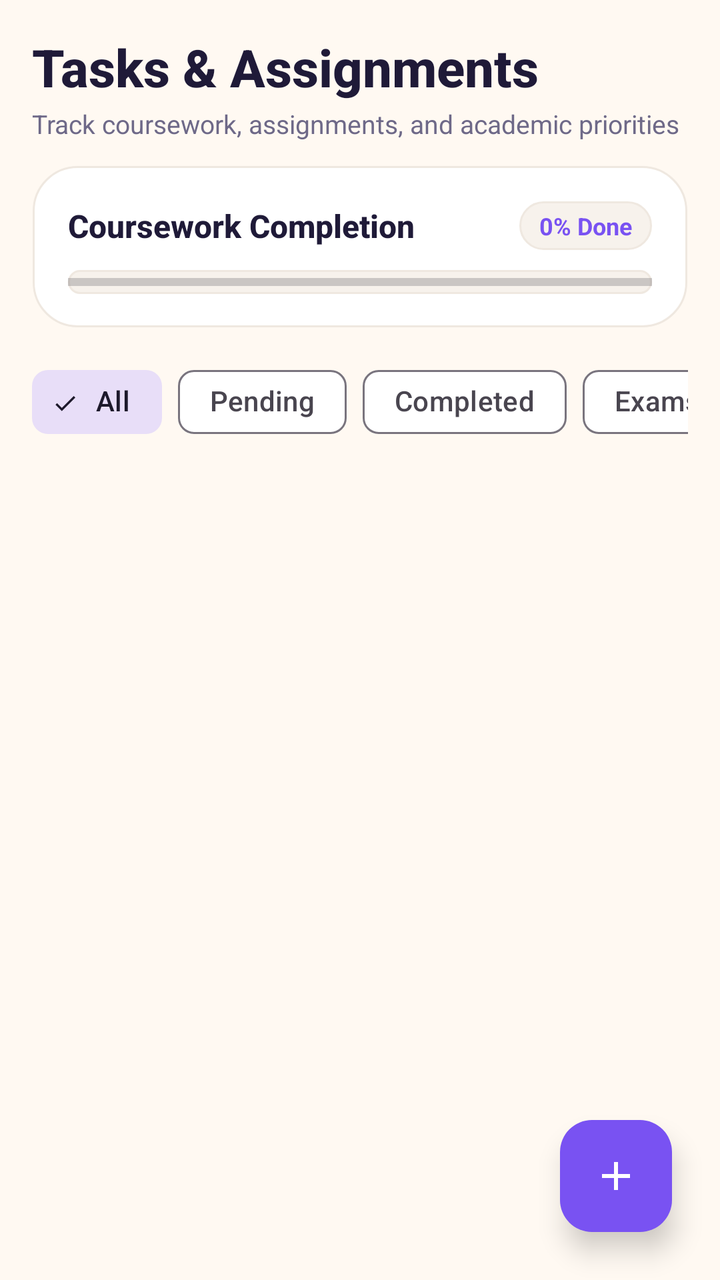
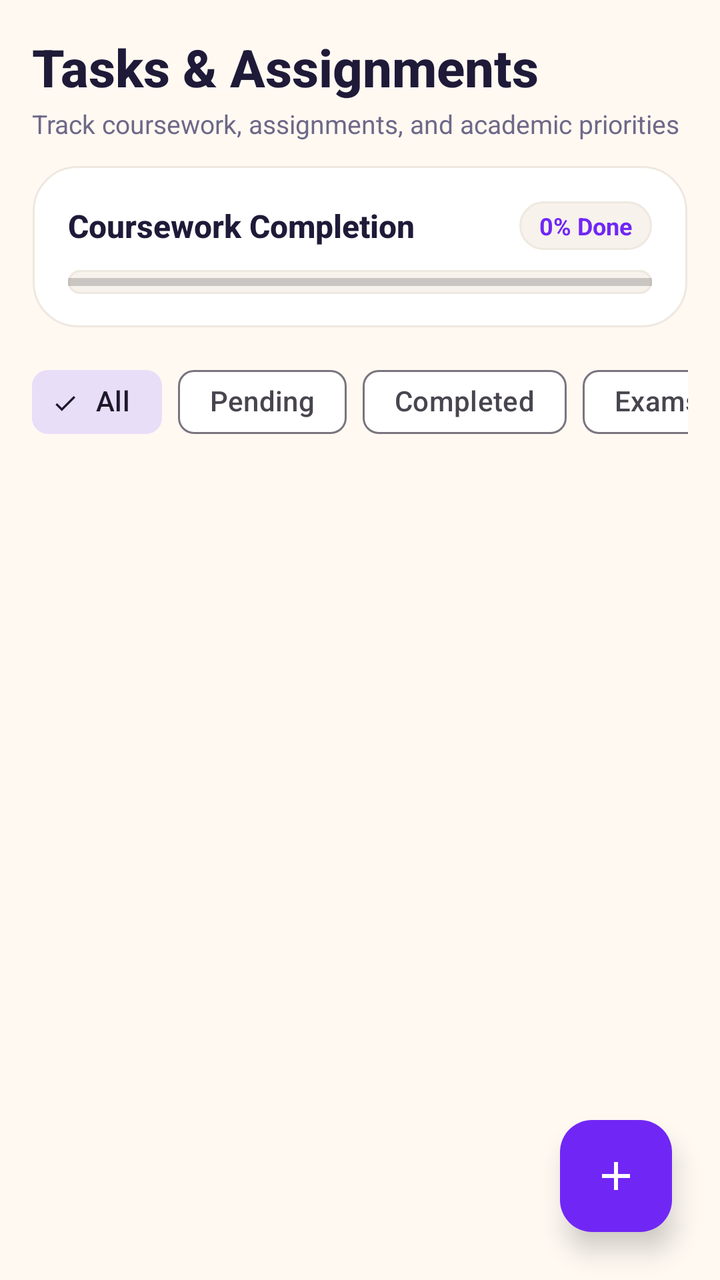

An Android layout rendered at two revisions. The XML below is the earlier revision; the diff shows what the commit changed to produce the second picture.
<!-- AndroidManifest.xml: application theme Theme.AcademiaLife -->
<!-- res/layout/fragment_tasks.xml -->
<?xml version="1.0" encoding="utf-8"?>
<androidx.coordinatorlayout.widget.CoordinatorLayout xmlns:android="http://schemas.android.com/apk/res/android"
    xmlns:app="http://schemas.android.com/apk/res-auto"
    android:layout_width="match_parent"
    android:layout_height="match_parent"
    android:background="@color/neu_bg">

    <LinearLayout
        android:layout_width="match_parent"
        android:layout_height="match_parent"
        android:orientation="vertical"
        android:padding="16dp">

        
        <TextView
            android:layout_width="wrap_content"
            android:layout_height="wrap_content"
            android:text="Tasks &amp; Assignments"
            android:textColor="@color/text_primary"
            android:textSize="26sp"
            android:fontFamily="sans-serif-medium"
            android:textStyle="bold" />

        <TextView
            android:layout_width="wrap_content"
            android:layout_height="wrap_content"
            android:layout_marginTop="2dp"
            android:layout_marginBottom="12dp"
            android:text="Track coursework, assignments, and academic priorities"
            android:textColor="@color/text_secondary"
            android:textSize="13sp" />

        
        <LinearLayout
            android:layout_width="match_parent"
            android:layout_height="wrap_content"
            android:background="@drawable/bg_neumorphic_card"
            android:orientation="vertical"
            android:padding="18dp">

            <LinearLayout
                android:layout_width="match_parent"
                android:layout_height="wrap_content"
                android:gravity="center_vertical"
                android:orientation="horizontal">

                <TextView
                    android:id="@+id/tvTaskProgressText"
                    android:layout_width="0dp"
                    android:layout_height="wrap_content"
                    android:layout_weight="1"
                    android:text="Coursework Completion"
                    android:textColor="@color/text_primary"
                    android:textSize="16sp"
                    android:fontFamily="sans-serif-medium"
                    android:textStyle="bold" />

                <TextView
                    android:id="@+id/tvTaskCompletionPct"
                    android:layout_width="wrap_content"
                    android:layout_height="wrap_content"
                    android:background="@drawable/bg_pill_neutral"
                    android:text="0% Done"
                    android:textColor="@color/brand_primary"
                    android:textSize="12sp"
                    android:textStyle="bold" />
            </LinearLayout>

            
            <FrameLayout
                android:layout_width="match_parent"
                android:layout_height="12dp"
                android:layout_marginTop="10dp"
                android:background="@drawable/bg_neumorphic_sunken">

                <ProgressBar
                    android:id="@+id/pbTaskProgress"
                    style="?android:attr/progressBarStyleHorizontal"
                    android:layout_width="match_parent"
                    android:layout_height="match_parent"
                    android:max="100"
                    android:progress="0"
                    android:progressTint="@color/brand_primary" />
            </FrameLayout>
        </LinearLayout>

        
        <HorizontalScrollView
            android:layout_width="match_parent"
            android:layout_height="wrap_content"
            android:layout_marginTop="12dp"
            android:scrollbars="none">

            <com.google.android.material.chip.ChipGroup
                android:id="@+id/chipGroupTaskFilters"
                android:layout_width="wrap_content"
                android:layout_height="wrap_content"
                app:singleSelection="true">

                <com.google.android.material.chip.Chip
                    android:id="@+id/chipTaskAll"
                    style="@style/Widget.Material3.Chip.Filter"
                    android:layout_width="wrap_content"
                    android:layout_height="wrap_content"
                    android:checked="true"
                    android:text="All" />

                <com.google.android.material.chip.Chip
                    android:id="@+id/chipTaskPending"
                    style="@style/Widget.Material3.Chip.Filter"
                    android:layout_width="wrap_content"
                    android:layout_height="wrap_content"
                    android:text="Pending" />

                <com.google.android.material.chip.Chip
                    android:id="@+id/chipTaskCompleted"
                    style="@style/Widget.Material3.Chip.Filter"
                    android:layout_width="wrap_content"
                    android:layout_height="wrap_content"
                    android:text="Completed" />

                <com.google.android.material.chip.Chip
                    android:id="@+id/chipTaskExams"
                    style="@style/Widget.Material3.Chip.Filter"
                    android:layout_width="wrap_content"
                    android:layout_height="wrap_content"
                    android:text="Exams" />

                <com.google.android.material.chip.Chip
                    android:id="@+id/chipTaskAssignments"
                    style="@style/Widget.Material3.Chip.Filter"
                    android:layout_width="wrap_content"
                    android:layout_height="wrap_content"
                    android:text="Assignments" />
            </com.google.android.material.chip.ChipGroup>
        </HorizontalScrollView>

        <androidx.recyclerview.widget.RecyclerView
            android:id="@+id/rvTasks"
            android:layout_width="match_parent"
            android:layout_height="0dp"
            android:layout_marginTop="8dp"
            android:layout_weight="1"
            android:clipToPadding="false"
            android:paddingBottom="80dp" />

        
        <LinearLayout
            android:id="@+id/layoutEmptyTasks"
            android:layout_width="match_parent"
            android:layout_height="wrap_content"
            android:layout_marginTop="24dp"
            android:background="@drawable/bg_neumorphic_card"
            android:gravity="center"
            android:orientation="vertical"
            android:padding="28dp"
            android:visibility="gone">

            <ImageView
                android:layout_width="48dp"
                android:layout_height="48dp"
                android:src="@drawable/ic_tasks"
                app:tint="@color/text_muted" />

            <TextView
                android:layout_width="wrap_content"
                android:layout_height="wrap_content"
                android:layout_marginTop="12dp"
                android:text="No Tasks Found"
                android:textColor="@color/text_primary"
                android:textSize="16sp"
                android:textStyle="bold" />

            <TextView
                android:layout_width="wrap_content"
                android:layout_height="wrap_content"
                android:layout_marginTop="4dp"
                android:gravity="center"
                android:text="All coursework is cleared. Tap + to register assignments, exams, or projects."
                android:textColor="@color/text_secondary"
                android:textSize="12sp" />
        </LinearLayout>
    </LinearLayout>

    
    <com.google.android.material.floatingactionbutton.FloatingActionButton
        android:id="@+id/fabAddTask"
        android:layout_width="wrap_content"
        android:layout_height="wrap_content"
        android:layout_gravity="bottom|end"
        android:layout_margin="24dp"
        android:backgroundTint="@color/brand_primary"
        android:contentDescription="New Task"
        android:src="@drawable/ic_add"
        app:elevation="8dp"
        app:tint="@color/white" />

</androidx.coordinatorlayout.widget.CoordinatorLayout>
<!-- resources referenced by this layout -->
<resources>
  <color name="brand_primary">#7952F2</color>
  <color name="neu_bg">#FFF9F2</color>
  <color name="text_muted">#8E89A8</color>
  <color name="text_primary">#1F1A38</color>
  <color name="text_secondary">#6E6988</color>
  <color name="white">#FFFFFF</color>
  <!-- drawable bg_neumorphic_sunken (drawable) -->
  <?xml version="1.0" encoding="utf-8"?>
  <selector xmlns:android="http://schemas.android.com/apk/res/android">
      
      <item android:state_focused="true">
          <shape android:shape="rectangle">
              <corners android:radius="16dp" />
              <solid android:color="@color/surface_light" />
              <stroke
                  android:width="2dp"
                  android:color="@color/electric_violet" />
          </shape>
      </item>
  
      
      <item>
          <shape android:shape="rectangle">
              <corners android:radius="16dp" />
              <solid android:color="@color/surface_subtle" />
              <stroke
                  android:width="1dp"
                  android:color="@color/surface_border" />
          </shape>
      </item>
  </selector>
  <!-- drawable bg_pill_neutral (drawable) -->
  <?xml version="1.0" encoding="utf-8"?>
  <shape xmlns:android="http://schemas.android.com/apk/res/android"
      android:shape="rectangle">
      <corners android:radius="50dp" />
      <solid android:color="@color/lavender_surface" />
      <stroke
          android:width="1dp"
          android:color="@color/lavender_divider" />
      <padding
          android:left="10dp"
          android:top="4dp"
          android:right="10dp"
          android:bottom="4dp" />
  </shape>
  <!-- drawable ic_add (drawable) -->
  <vector xmlns:android="http://schemas.android.com/apk/res/android"
      android:width="24dp"
      android:height="24dp"
      android:viewportWidth="24"
      android:viewportHeight="24">
    <path
        android:fillColor="@color/white"
        android:pathData="M19,13h-6v6h-2v-6H5v-2h6V5h2v6h6v2z"/>
  </vector>
  <!-- drawable ic_tasks (drawable) -->
  <vector xmlns:android="http://schemas.android.com/apk/res/android"
      android:width="24dp"
      android:height="24dp"
      android:viewportWidth="24"
      android:viewportHeight="24">
    <path
        android:fillColor="@color/brand_primary"
        android:pathData="M19,3H5c-1.1,0 -2,0.9 -2,2v14c0,1.1 0.9,2 2,2h14c1.1,0 2,-0.9 2,-2V5c0,-1.1 -0.9,-2 -2,-2zm-9,14l-5,-5 1.41,-1.41L10,14.17l7.59,-7.59L19,8l-9,9z"/>
  </vector>
  <color name="lavender_dark_shadow">#E5DCD2</color>
  <color name="surface_light">#FFFFFF</color>
  <color name="surface_border">#EFE8E0</color>
  <color name="electric_violet">#7952F2</color>
  <color name="surface_subtle">#F7F2EC</color>
  <color name="lavender_surface">#F7F2EC</color>
  <color name="lavender_divider">#EFE8E0</color>
  <color name="lavender_primary">#7952F2</color>
  <color name="lavender_deep">#6234EB</color>
  <color name="lavender_bg">#FFF9F2</color>
  <color name="lavender_card">#FFFFFF</color>
  <style name="ThemeOverlay.AcademiaLife.MaterialAlertDialog" parent="ThemeOverlay.Material3.MaterialAlertDialog">
          <item name="shapeAppearanceOverlay">@style/ShapeAppearance.AcademiaLife.Dialog</item>
          <item name="colorSurface">@color/lavender_card</item>
      </style>
  <style name="ShapeAppearance.AcademiaLife.Dialog" parent="">
          <item name="cornerSize">22dp</item>
      </style>
  <!-- unchanged entries left out for length: 2 -->
</resources>

<!-- the commit's change to res/layout/fragment_tasks.xml (unified diff, before → after) -->
@@ -157,10 +157,12 @@
             android:visibility="gone">
 
             <ImageView
-                android:layout_width="48dp"
-                android:layout_height="48dp"
-                android:src="@drawable/ic_tasks"
-                app:tint="@color/text_muted" />
+                android:layout_width="92dp"
+                android:layout_height="92dp"
+                android:adjustViewBounds="true"
+                android:scaleType="fitCenter"
+                android:src="@drawable/mybuddy_mascot"
+                android:contentDescription="No Tasks" />
 
             <TextView
                 android:layout_width="wrap_content"
<!-- resource entries referenced after the edit -->
@@ -1,8 +1,7 @@
 <!-- resources referenced by this layout -->
 <resources>
-  <color name="brand_primary">#7952F2</color>
+  <color name="brand_primary">#7027F5</color>
   <color name="neu_bg">#FFF9F2</color>
-  <color name="text_muted">#8E89A8</color>
   <color name="text_primary">#1F1A38</color>
   <color name="text_secondary">#6E6988</color>
   <color name="white">#FFFFFF</color>
@@ -56,16 +55,7 @@
         android:fillColor="@color/white"
         android:pathData="M19,13h-6v6h-2v-6H5v-2h6V5h2v6h6v2z"/>
   </vector>
-  <!-- drawable ic_tasks (drawable) -->
-  <vector xmlns:android="http://schemas.android.com/apk/res/android"
-      android:width="24dp"
-      android:height="24dp"
-      android:viewportWidth="24"
-      android:viewportHeight="24">
-    <path
-        android:fillColor="@color/brand_primary"
-        android:pathData="M19,3H5c-1.1,0 -2,0.9 -2,2v14c0,1.1 0.9,2 2,2h14c1.1,0 2,-0.9 2,-2V5c0,-1.1 -0.9,-2 -2,-2zm-9,14l-5,-5 1.41,-1.41L10,14.17l7.59,-7.59L19,8l-9,9z"/>
-  </vector>
+  <!-- drawable mybuddy_mascot: png bitmap (drawable, 101669 bytes) -->
   <color name="lavender_dark_shadow">#E5DCD2</color>
   <color name="surface_light">#FFFFFF</color>
   <color name="surface_border">#EFE8E0</color>
